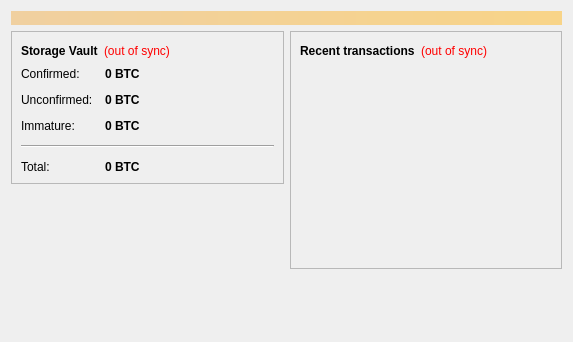
The window that src/qt/forms/overviewpage.ui (slayersher/CTM) describes before a commit, drawn with Qt 5.
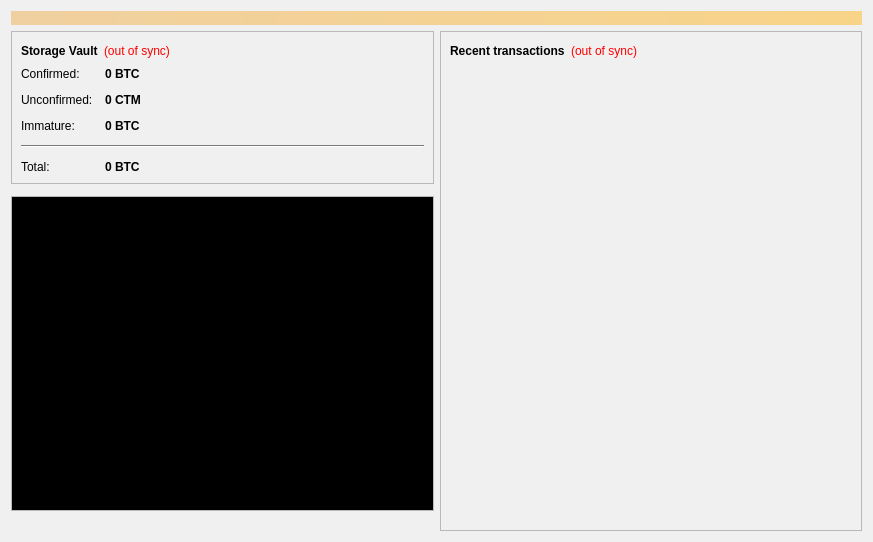
The same window after the commit. Icons and pictures are not drawn.

```diff
--- a/src/qt/forms/overviewpage.ui
+++ b/src/qt/forms/overviewpage.ui
@@ -6,10 +6,425 @@
    <rect>
     <x>0</x>
     <y>0</y>
-    <width>573</width>
-    <height>342</height>
+    <width>873</width>
+    <height>542</height>
    </rect>
   </property>
+ <property name="palette">
+   <palette>
+    <active>
+     <colorrole role="WindowText">
+      <brush brushstyle="SolidPattern">
+       <color alpha="255">
+        <red>0</red>
+        <green>0</green>
+        <blue>0</blue>
+       </color>
+      </brush>
+     </colorrole>
+     <colorrole role="Button">
+      <brush brushstyle="SolidPattern">
+       <color alpha="255">
+        <red>240</red>
+        <green>240</green>
+        <blue>240</blue>
+       </color>
+      </brush>
+     </colorrole>
+     <colorrole role="Light">
+      <brush brushstyle="SolidPattern">
+       <color alpha="255">
+        <red>255</red>
+        <green>255</green>
+        <blue>255</blue>
+       </color>
+      </brush>
+     </colorrole>
+     <colorrole role="Midlight">
+      <brush brushstyle="SolidPattern">
+       <color alpha="255">
+        <red>247</red>
+        <green>247</green>
+        <blue>247</blue>
+       </color>
+      </brush>
+     </colorrole>
+     <colorrole role="Dark">
+      <brush brushstyle="SolidPattern">
+       <color alpha="255">
+        <red>120</red>
+        <green>120</green>
+        <blue>120</blue>
+       </color>
+      </brush>
+     </colorrole>
+     <colorrole role="Mid">
+      <brush brushstyle="SolidPattern">
+       <color alpha="255">
+        <red>160</red>
+        <green>160</green>
+        <blue>160</blue>
+       </color>
+      </brush>
+     </colorrole>
+     <colorrole role="Text">
+      <brush brushstyle="SolidPattern">
+       <color alpha="255">
+        <red>0</red>
+        <green>0</green>
+        <blue>0</blue>
+       </color>
+      </brush>
+     </colorrole>
+     <colorrole role="BrightText">
+      <brush brushstyle="SolidPattern">
+       <color alpha="255">
+        <red>255</red>
+        <green>255</green>
+        <blue>255</blue>
+       </color>
+      </brush>
+     </colorrole>
+     <colorrole role="ButtonText">
+      <brush brushstyle="SolidPattern">
+       <color alpha="255">
+        <red>0</red>
+        <green>0</green>
+        <blue>0</blue>
+       </color>
+      </brush>
+     </colorrole>
+     <colorrole role="Base">
+      <brush brushstyle="SolidPattern">
+       <color alpha="255">
+        <red>255</red>
+        <green>255</green>
+        <blue>255</blue>
+       </color>
+      </brush>
+     </colorrole>
+     <colorrole role="Window">
+      <brush brushstyle="SolidPattern">
+       <color alpha="255">
+        <red>240</red>
+        <green>240</green>
+        <blue>240</blue>
+       </color>
+      </brush>
+     </colorrole>
+     <colorrole role="Shadow">
+      <brush brushstyle="SolidPattern">
+       <color alpha="255">
+        <red>0</red>
+        <green>0</green>
+        <blue>0</blue>
+       </color>
+      </brush>
+     </colorrole>
+     <colorrole role="AlternateBase">
+      <brush brushstyle="SolidPattern">
+       <color alpha="255">
+        <red>247</red>
+        <green>247</green>
+        <blue>247</blue>
+       </color>
+      </brush>
+     </colorrole>
+     <colorrole role="ToolTipBase">
+      <brush brushstyle="SolidPattern">
+       <color alpha="255">
+        <red>255</red>
+        <green>255</green>
+        <blue>220</blue>
+       </color>
+      </brush>
+     </colorrole>
+     <colorrole role="ToolTipText">
+      <brush brushstyle="SolidPattern">
+       <color alpha="255">
+        <red>0</red>
+        <green>0</green>
+        <blue>0</blue>
+       </color>
+      </brush>
+     </colorrole>
+    </active>
+    <inactive>
+     <colorrole role="WindowText">
+      <brush brushstyle="SolidPattern">
+       <color alpha="255">
+        <red>0</red>
+        <green>0</green>
+        <blue>0</blue>
+       </color>
+      </brush>
+     </colorrole>
+     <colorrole role="Button">
+      <brush brushstyle="SolidPattern">
+       <color alpha="255">
+        <red>240</red>
+        <green>240</green>
+        <blue>240</blue>
+       </color>
+      </brush>
+     </colorrole>
+     <colorrole role="Light">
+      <brush brushstyle="SolidPattern">
+       <color alpha="255">
+        <red>255</red>
+        <green>255</green>
+        <blue>255</blue>
+       </color>
+      </brush>
+     </colorrole>
+     <colorrole role="Midlight">
+      <brush brushstyle="SolidPattern">
+       <color alpha="255">
+        <red>247</red>
+        <green>247</green>
+        <blue>247</blue>
+       </color>
+      </brush>
+     </colorrole>
+     <colorrole role="Dark">
+      <brush brushstyle="SolidPattern">
+       <color alpha="255">
+        <red>120</red>
+        <green>120</green>
+        <blue>120</blue>
+       </color>
+      </brush>
+     </colorrole>
+     <colorrole role="Mid">
+      <brush brushstyle="SolidPattern">
+       <color alpha="255">
+        <red>160</red>
+        <green>160</green>
+        <blue>160</blue>
+       </color>
+      </brush>
+     </colorrole>
+     <colorrole role="Text">
+      <brush brushstyle="SolidPattern">
+       <color alpha="255">
+        <red>0</red>
+        <green>0</green>
+        <blue>0</blue>
+       </color>
+      </brush>
+     </colorrole>
+     <colorrole role="BrightText">
+      <brush brushstyle="SolidPattern">
+       <color alpha="255">
+        <red>255</red>
+        <green>255</green>
+        <blue>255</blue>
+       </color>
+      </brush>
+     </colorrole>
+     <colorrole role="ButtonText">
+      <brush brushstyle="SolidPattern">
+       <color alpha="255">
+        <red>0</red>
+        <green>0</green>
+        <blue>0</blue>
+       </color>
+      </brush>
+     </colorrole>
+     <colorrole role="Base">
+      <brush brushstyle="SolidPattern">
+       <color alpha="255">
+        <red>255</red>
+        <green>255</green>
+        <blue>255</blue>
+       </color>
+      </brush>
+     </colorrole>
+     <colorrole role="Window">
+      <brush brushstyle="SolidPattern">
+       <color alpha="255">
+        <red>240</red>
+        <green>240</green>
+        <blue>240</blue>
+       </color>
+      </brush>
+     </colorrole>
+     <colorrole role="Shadow">
+      <brush brushstyle="SolidPattern">
+       <color alpha="255">
+        <red>0</red>
+        <green>0</green>
+        <blue>0</blue>
+       </color>
+      </brush>
+     </colorrole>
+     <colorrole role="AlternateBase">
+      <brush brushstyle="SolidPattern">
+       <color alpha="255">
+        <red>247</red>
+        <green>247</green>
+        <blue>247</blue>
+       </color>
+      </brush>
+     </colorrole>
+     <colorrole role="ToolTipBase">
+      <brush brushstyle="SolidPattern">
+       <color alpha="255">
+        <red>255</red>
+        <green>255</green>
+        <blue>220</blue>
+       </color>
+      </brush>
+     </colorrole>
+     <colorrole role="ToolTipText">
+      <brush brushstyle="SolidPattern">
+       <color alpha="255">
+        <red>0</red>
+        <green>0</green>
+        <blue>0</blue>
+       </color>
+      </brush>
+     </colorrole>
+    </inactive>
+    <disabled>
+     <colorrole role="WindowText">
+      <brush brushstyle="SolidPattern">
+       <color alpha="255">
+        <red>120</red>
+        <green>120</green>
+        <blue>120</blue>
+       </color>
+      </brush>
+     </colorrole>
+     <colorrole role="Button">
+      <brush brushstyle="SolidPattern">
+       <color alpha="255">
+        <red>240</red>
+        <green>240</green>
+        <blue>240</blue>
+       </color>
+      </brush>
+     </colorrole>
+     <colorrole role="Light">
+      <brush brushstyle="SolidPattern">
+       <color alpha="255">
+        <red>255</red>
+        <green>255</green>
+        <blue>255</blue>
+       </color>
+      </brush>
+     </colorrole>
+     <colorrole role="Midlight">
+      <brush brushstyle="SolidPattern">
+       <color alpha="255">
+        <red>247</red>
+        <green>247</green>
+        <blue>247</blue>
+       </color>
+      </brush>
+     </colorrole>
+     <colorrole role="Dark">
+      <brush brushstyle="SolidPattern">
+       <color alpha="255">
+        <red>120</red>
+        <green>120</green>
+        <blue>120</blue>
+       </color>
+      </brush>
+     </colorrole>
+     <colorrole role="Mid">
+      <brush brushstyle="SolidPattern">
+       <color alpha="255">
+        <red>160</red>
+        <green>160</green>
+        <blue>160</blue>
+       </color>
+      </brush>
+     </colorrole>
+     <colorrole role="Text">
+      <brush brushstyle="SolidPattern">
+       <color alpha="255">
+        <red>120</red>
+        <green>120</green>
+        <blue>120</blue>
+       </color>
+      </brush>
+     </colorrole>
+     <colorrole role="BrightText">
+      <brush brushstyle="SolidPattern">
+       <color alpha="255">
+        <red>255</red>
+        <green>255</green>
+        <blue>255</blue>
+       </color>
+      </brush>
+     </colorrole>
+     <colorrole role="ButtonText">
+      <brush brushstyle="SolidPattern">
+       <color alpha="255">
+        <red>120</red>
+        <green>120</green>
+        <blue>120</blue>
+       </color>
+      </brush>
+     </colorrole>
+     <colorrole role="Base">
+      <brush brushstyle="SolidPattern">
+       <color alpha="255">
+        <red>240</red>
+        <green>240</green>
+        <blue>240</blue>
+       </color>
+      </brush>
+     </colorrole>
+     <colorrole role="Window">
+      <brush brushstyle="SolidPattern">
+       <color alpha="255">
+        <red>240</red>
+        <green>240</green>
+        <blue>240</blue>
+       </color>
+      </brush>
+     </colorrole>
+     <colorrole role="Shadow">
+      <brush brushstyle="SolidPattern">
+       <color alpha="255">
+        <red>0</red>
+        <green>0</green>
+        <blue>0</blue>
+       </color>
+      </brush>
+     </colorrole>
+     <colorrole role="AlternateBase">
+      <brush brushstyle="SolidPattern">
+       <color alpha="255">
+        <red>240</red>
+        <green>240</green>
+        <blue>240</blue>
+       </color>
+      </brush>
+     </colorrole>
+     <colorrole role="ToolTipBase">
+      <brush brushstyle="SolidPattern">
+       <color alpha="255">
+        <red>255</red>
+        <green>255</green>
+        <blue>220</blue>
+       </color>
+      </brush>
+     </colorrole>
+     <colorrole role="ToolTipText">
+      <brush brushstyle="SolidPattern">
+       <color alpha="255">
+        <red>0</red>
+        <green>0</green>
+        <blue>0</blue>
+       </color>
+      </brush>
+     </colorrole>
+    </disabled>
+   </palette>
+  </property>
   <property name="windowTitle">
    <string>Form</string>
   </property>
@@ -151,7 +566,7 @@
                <string>Total of transactions that have yet to be confirmed, and do not yet count toward the spendable balance</string>
               </property>
               <property name="text">
-               <string notr="true">0 BTC</string>
+               <string notr="true">0 CTM</string>
               </property>
               <property name="textInteractionFlags">
                <set>Qt::LinksAccessibleByMouse|Qt::TextSelectableByKeyboard|Qt::TextSelectableByMouse</set>
@@ -226,17 +641,37 @@
         </widget>
        </item>
        <item>
-        <spacer name="verticalSpacer">
-         <property name="orientation">
-          <enum>Qt::Vertical</enum>
+ <widget class="QFrame" name="frame_3">
+         <property name="frameShape">
+          <enum>QFrame::StyledPanel</enum>
          </property>
-         <property name="sizeHint" stdset="0">
-          <size>
-           <width>20</width>
-           <height>40</height>
-          </size>
+         <property name="frameShadow">
+          <enum>QFrame::Raised</enum>
          </property>
-        </spacer>
+        </widget>
+       </item>
+       <item>
+        <widget class="QTextBrowser" name="textBrowser">
+         <property name="autoFillBackground">
+          <bool>true</bool>
+         </property>
+         <property name="frameShape">
+          <enum>QFrame::StyledPanel</enum>
+         </property>
+         <property name="frameShadow">
+          <enum>QFrame::Raised</enum>
+         </property>
+         <property name="html">
+          <string>&lt;!DOCTYPE HTML PUBLIC &quot;-//W3C//DTD HTML 4.0//EN&quot; &quot;http://www.w3.org/TR/REC-html40/strict.dtd&quot;&gt;
+&lt;html&gt;&lt;head&gt;&lt;meta name=&quot;qrichtext&quot; content=&quot;1&quot; /&gt;&lt;style type=&quot;text/css&quot;&gt;
+p, li { white-space: pre-wrap; }
+&lt;/style&gt;&lt;/head&gt;&lt;body style=&quot; font-family:'Sans Serif'; font-size:9pt; font-weight:400; font-style:normal;&quot; bgcolor=&quot;#000000&quot;&gt;
+&lt;p style=&quot;-qt-paragraph-type:empty; margin-top:0px; margin-bottom:0px; margin-left:0px; margin-right:0px; -qt-block-indent:0; text-indent:0px;&quot;&gt;&lt;br /&gt;&lt;/p&gt;&lt;/body&gt;&lt;/html&gt;</string>
+         </property>
+         <property name="overwriteMode">
+          <bool>true</bool>
+         </property>         
+	</widget>
        </item>
        <item>
         <widget class="QLabel" name="label_2">
@@ -254,6 +689,71 @@
       <layout class="QVBoxLayout" name="verticalLayout_3">
        <item>
         <widget class="QFrame" name="frame_2">
+         <property name="palette">
+          <palette>
+           <active>
+            <colorrole role="Dark">
+             <brush brushstyle="SolidPattern">
+              <color alpha="255">
+               <red>240</red>
+               <green>240</green>
+               <blue>240</blue>
+              </color>
+             </brush>
+            </colorrole>
+            <colorrole role="Mid">
+             <brush brushstyle="SolidPattern">
+              <color alpha="255">
+               <red>240</red>
+               <green>240</green>
+               <blue>240</blue>
+              </color>
+             </brush>
+            </colorrole>
+           </active>
+           <inactive>
+            <colorrole role="Dark">
+             <brush brushstyle="SolidPattern">
+              <color alpha="255">
+               <red>240</red>
+               <green>240</green>
+               <blue>240</blue>
+              </color>
+             </brush>
+            </colorrole>
+            <colorrole role="Mid">
+             <brush brushstyle="SolidPattern">
+              <color alpha="255">
+               <red>240</red>
+               <green>240</green>
+               <blue>240</blue>
+              </color>
+             </brush>
+            </colorrole>
+           </inactive>
+           <disabled>
+            <colorrole role="Dark">
+             <brush brushstyle="SolidPattern">
+              <color alpha="255">
+               <red>240</red>
+               <green>240</green>
+               <blue>240</blue>
+              </color>
+             </brush>
+            </colorrole>
+            <colorrole role="Mid">
+             <brush brushstyle="SolidPattern">
+              <color alpha="255">
+               <red>240</red>
+               <green>240</green>
+               <blue>240</blue>
+              </color>
+             </brush>
+            </colorrole>
+           </disabled>
+          </palette>
+         </property>
+
          <property name="frameShape">
           <enum>QFrame::StyledPanel</enum>
          </property>
@@ -323,19 +823,6 @@
          </layout>
         </widget>
        </item>
-       <item>
-        <spacer name="verticalSpacer_2">
-         <property name="orientation">
-          <enum>Qt::Vertical</enum>
-         </property>
-         <property name="sizeHint" stdset="0">
-          <size>
-           <width>20</width>
-           <height>40</height>
-          </size>
-         </property>
-        </spacer>
-       </item>
       </layout>
      </item>
     </layout>
```
Left out of the diff: 3 changed lines with no effect on the pictures.
